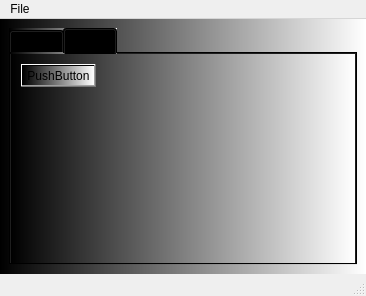
Old version of the form Section4/Designer_code/Video3_1_Design.ui in the repository Tom-Niesytto/Hands-On-Python-3.x-GUI-Programming.
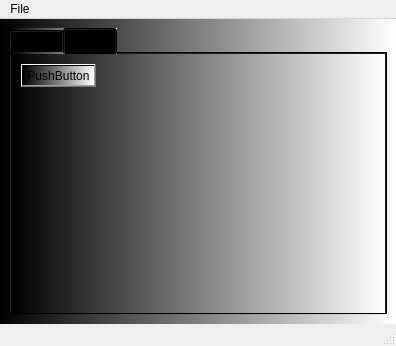
New version of the form. The open tabs and pages were chosen to show the change. Icons and pictures are not drawn.

Patch:
```diff
--- a/Section4/Designer_code/Video3_1_Design.ui
+++ b/Section4/Designer_code/Video3_1_Design.ui
@@ -6,8 +6,8 @@
    <rect>
     <x>0</x>
     <y>0</y>
-    <width>366</width>
-    <height>296</height>
+    <width>396</width>
+    <height>346</height>
    </rect>
   </property>
   <property name="windowTitle">
@@ -117,8 +117,8 @@
     <rect>
      <x>0</x>
      <y>0</y>
-     <width>366</width>
-     <height>21</height>
+     <width>396</width>
+     <height>26</height>
     </rect>
    </property>
    <widget class="QMenu" name="menuFile">
```
Left out of the diff: 2 changed lines with no effect on the pictures.
